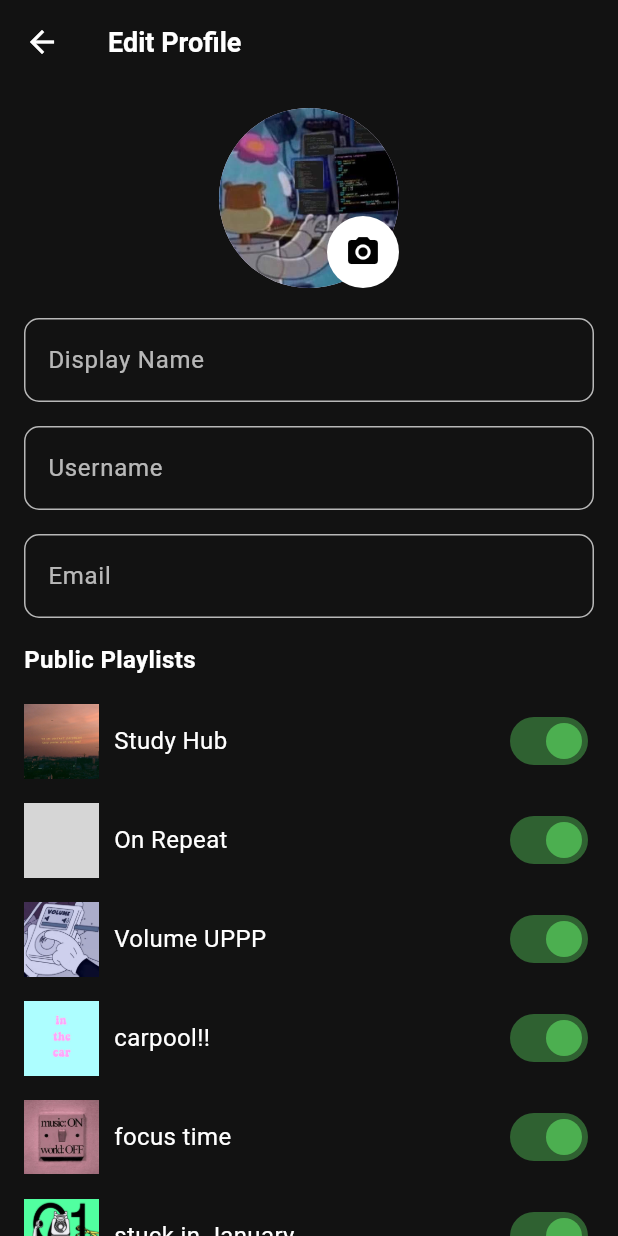
After one commit to cassandraeunice/flutter-activity, a Flutter app: the EditProfilePage screen opened by its route, on a phone screen of 412 x 824 dp. The commit adds this screen. Run offline on Flutter 3.47's test engine with Material 3 defaults, Android fonts, the phone set to English and light mode, and no system bars; grey boxes are pictures that could not be loaded.

Commit message:
edit profile

```diff
--- a/lib/main.dart
+++ b/lib/main.dart
@@ -12,6 +12,7 @@ import 'pages/sign_up/sign_up3.dart';
 import 'pages/sign_up/sign_up4.dart';
 import 'pages/forgot_password/forgot_password1.dart';
 import 'pages/forgot_password/forgot_password2.dart';
+import 'pages/edit_profile.dart';
 
 void main() {
   runApp(MoodyApp());
@@ -42,6 +43,7 @@ class MoodyApp extends StatelessWidget {
         '/homepage': (context) => HomePage(),
         '/forgotpassword1': (context) => ForgotPasswordPage1(),
         '/forgotpassword2': (context) => ForgotPasswordPage2(),
+        '/editprofile': (context) => EditProfilePage(),
       },
     );
   }
--- /dev/null
+++ b/lib/pages/edit_profile.dart
@@ -0,0 +1,159 @@
+import 'package:flutter/material.dart';
+
+class EditProfilePage extends StatelessWidget {
+  @override
+  Widget build(BuildContext context) {
+    return Scaffold(
+      backgroundColor: Color(0xFF121212),
+      appBar: AppBar(
+        backgroundColor: Color(0xFF121212),
+        elevation: 0,
+        title: Text(
+          "Edit Profile",
+          style: TextStyle(color: Colors.white, fontSize: 18, fontWeight: FontWeight.bold),
+        ),
+        leading: IconButton(
+          icon: Icon(Icons.arrow_back, color: Colors.white),
+          onPressed: () {
+            Navigator.pop(context);
+          },
+        ),
+      ),
+      body: SingleChildScrollView(
+        child: Padding(
+          padding: const EdgeInsets.all(16.0),
+          child: Column(
+            crossAxisAlignment: CrossAxisAlignment.center,
+            children: [
+              Center(
+                child: Stack(
+                  children: [
+                    CircleAvatar(
+                      backgroundImage: AssetImage('assets/sandy.jpg'),
+                      radius: 60,
+                    ),
+                    Positioned(
+                      bottom: 0,
+                      right: 0,
+                      child: Container(
+                        decoration: BoxDecoration(
+                          shape: BoxShape.circle,
+                          color: Colors.white,
+                        ),
+                        child: IconButton(
+                          icon: Icon(Icons.camera_alt, color: Colors.black),
+                          onPressed: () {
+                            // Add image upload functionality
+                          },
+                        ),
+                      ),
+                    ),
+                  ],
+                ),
+              ),
+              SizedBox(height: 20),
+              _buildTextField("Display Name", "Cassandra Cortez"),
+              SizedBox(height: 16),
+              _buildTextField("Username", "cassie123"),
+              SizedBox(height: 16),
+              _buildTextField("Email", "cassie@example.com"),
+              SizedBox(height: 16),
+              _buildPlaylistSection(),
+              SizedBox(height: 30),
+              ElevatedButton(
+                style: ElevatedButton.styleFrom(
+                  backgroundColor: Colors.green,
+                  shape: RoundedRectangleBorder(
+                    borderRadius: BorderRadius.circular(30),
+                  ),
+                  padding: EdgeInsets.symmetric(horizontal: 50, vertical: 12),
+                ),
+                onPressed: () {
+                  // Save profile changes
+                },
+                child: Text(
+                  "Save Changes",
+                  style: TextStyle(color: Colors.white, fontSize: 16),
+                ),
+              ),
+            ],
+          ),
+        ),
+      ),
+    );
+  }
+
+  Widget _buildTextField(String label, String initialValue, {int maxLines = 1}) {
+    return TextField(
+      style: TextStyle(color: Colors.white),
+      maxLines: maxLines,
+      decoration: InputDecoration(
+        labelText: label,
+        labelStyle: TextStyle(color: Colors.white70),
+        enabledBorder: OutlineInputBorder(
+          borderRadius: BorderRadius.circular(10),
+          borderSide: BorderSide(color: Colors.white70),
+        ),
+        focusedBorder: OutlineInputBorder(
+          borderRadius: BorderRadius.circular(5),
+          borderSide: BorderSide(color: Colors.white),
+        ),
+      ),
+    );
+  }
+
+  Widget _buildPlaylistSection() {
+    List<Map<String, String>> playlists = [
+      {'image': 'assets/playlist/playlist1.jpg', 'title': 'Study Hub'},
+      {'image': 'assets/playlist/playlist2.jpg', 'title': 'On Repeat'},
+      {'image': 'assets/playlist/playlist3.png', 'title': 'Volume UPPP'},
+      {'image': 'assets/playlist/playlist4.jpg', 'title': 'carpool!!'},
+      {'image': 'assets/playlist/playlist5.jpg', 'title': 'focus time'},
+      {'image': 'assets/playlist/playlist6.jpg', 'title': 'stuck in January'},
+    ];
+
+    return Column(
+      crossAxisAlignment: CrossAxisAlignment.start,
+      children: [
+        Text(
+          "Public Playlists",
+          style: TextStyle(color: Colors.white, fontSize: 16, fontWeight: FontWeight.bold),
+        ),
+        SizedBox(height: 10),
+        Column(
+          children: playlists.map((playlist) {
+            return Padding(
+              padding: const EdgeInsets.symmetric(vertical: 8.0),
+              child: Row(
+                mainAxisAlignment: MainAxisAlignment.spaceBetween,
+                children: [
+                  Row(
+                    children: [
+                      Image.asset(
+                        playlist['image']!,
+                        width: 50,
+                        height: 50,
+                      ),
+                      SizedBox(width: 10),
+                      Text(
+                        playlist['title']!,
+                        style: TextStyle(color: Colors.white, fontSize: 16),
+                      ),
+                    ],
+                  ),
+                  Switch(
+                    value: true,
+                    onChanged: (bool newValue) {
+                      // Handle switch toggle functionality
+                    },
+                    activeColor: Colors.green,
+                  ),
+                ],
+              ),
+            );
+          }).toList(),
+        ),
+      ],
+    );
+  }
+}
--- a/lib/pages/profile.dart
+++ b/lib/pages/profile.dart
@@ -1,4 +1,5 @@
 import 'package:flutter/material.dart';
+import 'edit_profile.dart';
 
 class ProfilePage extends StatelessWidget {
   @override
@@ -42,6 +43,13 @@ class ProfilePage extends StatelessWidget {
               ),
               SizedBox(height: 10),
               Center(
+                child: GestureDetector(
+                  onTap: () {
+                    Navigator.push(
+                      context,
+                      MaterialPageRoute(builder: (context) => EditProfilePage()),
+                    );
+                  },
                   child: Container(
                     decoration: BoxDecoration(
                       color: Color(0x003e3f3f),
@@ -57,6 +65,7 @@ class ProfilePage extends StatelessWidget {
                       style: TextStyle(
                         color: Colors.white,
                         fontSize: 12,
+                      ),
                     ),
                   ),
                 ),
```
Lines whose indentation alone changed are shown as unchanged.
